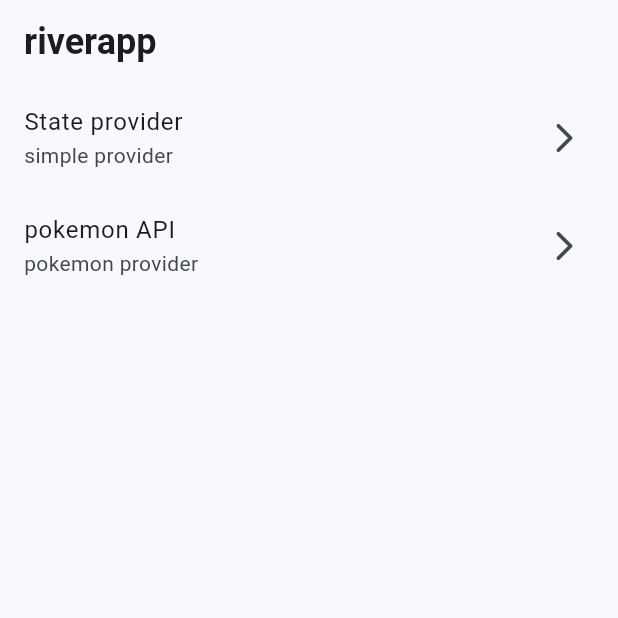
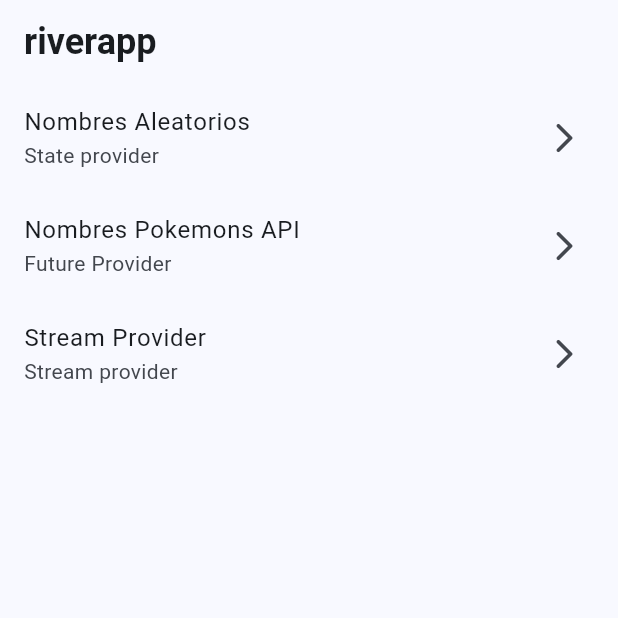
Before and after one commit to EdwinBikes/PokemonApiApp, a Flutter app: the screen it shows after launch, on a phone screen of 412 x 824 dp, the top half of it. Run offline on Flutter 3.47's test engine with Material 2 defaults, Android fonts, the phone set to English and light mode, and no system bars; our stand-ins replace dio, flutter_riverpod, go_router, google_fonts; missing offline and left inert: random_name_generator.

Commit message:
stream provider screen

```diff
--- a/riverapp/lib/config/router/app_router.dart
+++ b/riverapp/lib/config/router/app_router.dart
@@ -14,4 +14,8 @@ final appRouter = GoRouter(routes: [
     path: '/future-provider',
     builder: (context, state) => const PokemonScreen(),
   ),
+  GoRoute(
+    path: '/stream-provider',
+    builder: (context, state) => const StreamScreen(),
+  ),
 ]);
--- a/riverapp/lib/presentation/presentation.dart
+++ b/riverapp/lib/presentation/presentation.dart
@@ -1,4 +1,5 @@
 export 'package:riverapp/presentation/screens/future_provider.dart/pokemon_screen.dart';
+export 'package:riverapp/presentation/screens/stream-provider/stream_screen.dart';
 
 export 'providers/pokemon_provider.dart';
 export 'providers/random_name_provider.dart';
--- a/riverapp/lib/presentation/screens/future_provider.dart/pokemon_screen.dart
+++ b/riverapp/lib/presentation/screens/future_provider.dart/pokemon_screen.dart
@@ -13,7 +13,7 @@ class PokemonScreen extends ConsumerWidget {
 
     return Scaffold(
       appBar: AppBar(
-        title: Text('pokemon $pokemonId'),
+        title: Text('Pokemon # $pokemonId'),
       ),
       body: Center(
           child: pokemonAsync.when(
--- a/riverapp/lib/presentation/screens/home/home_screen.dart
+++ b/riverapp/lib/presentation/screens/home/home_screen.dart
@@ -23,15 +23,20 @@ class _HomeScreenView extends StatelessWidget {
     return ListView(
       children: const [
         _CustomListTile(
-          title: "State provider",
-          subTitle: "simple provider",
+          title: "Nombres Aleatorios",
+          subTitle: "State provider",
           location: "/state-provider",
         ),
         _CustomListTile(
-          title: "pokemon API",
-          subTitle: "pokemon provider",
+          title: "Nombres Pokemons API",
+          subTitle: "Future Provider",
           location: "/future-provider",
-        )
+        ),
+        _CustomListTile(
+          title: "Stream Provider",
+          subTitle: "Stream provider",
+          location: "/stream-provider",
+        ),
       ],
     );
   }
```
Also changed, not shown: riverapp/lib/presentation/screens/stream-provider/stream_screen.dart (added, +12 -0 lines).
